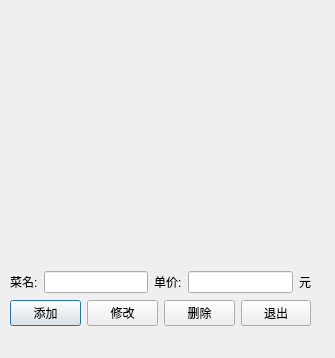
Before: the Qt Designer form varietymenudialog.ui in mengxing2017/RMS, drawn with Qt 5.
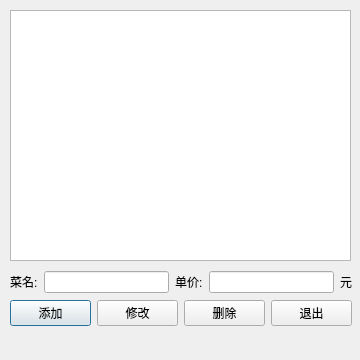
After: the same form once the commit is applied.

What changed in the file:
```diff
--- a/varietymenudialog.ui
+++ b/varietymenudialog.ui
@@ -6,19 +6,19 @@
    <rect>
     <x>0</x>
     <y>0</y>
-    <width>335</width>
-    <height>358</height>
+    <width>360</width>
+    <height>360</height>
    </rect>
   </property>
   <property name="windowTitle">
    <string>Dialog</string>
   </property>
-  <widget class="QWidget" name="">
+  <widget class="QWidget" name="layoutWidget">
    <property name="geometry">
     <rect>
      <x>10</x>
      <y>270</y>
-     <width>301</width>
+     <width>342</width>
      <height>56</height>
     </rect>
    </property>
@@ -88,6 +88,16 @@
     </item>
    </layout>
   </widget>
+  <widget class="QTableWidget" name="tableWidget">
+   <property name="geometry">
+    <rect>
+     <x>10</x>
+     <y>10</y>
+     <width>341</width>
+     <height>251</height>
+    </rect>
+   </property>
+  </widget>
  </widget>
  <resources/>
  <connections/>
```
Left out of the diff: 12 changed lines with no effect on the pictures.
